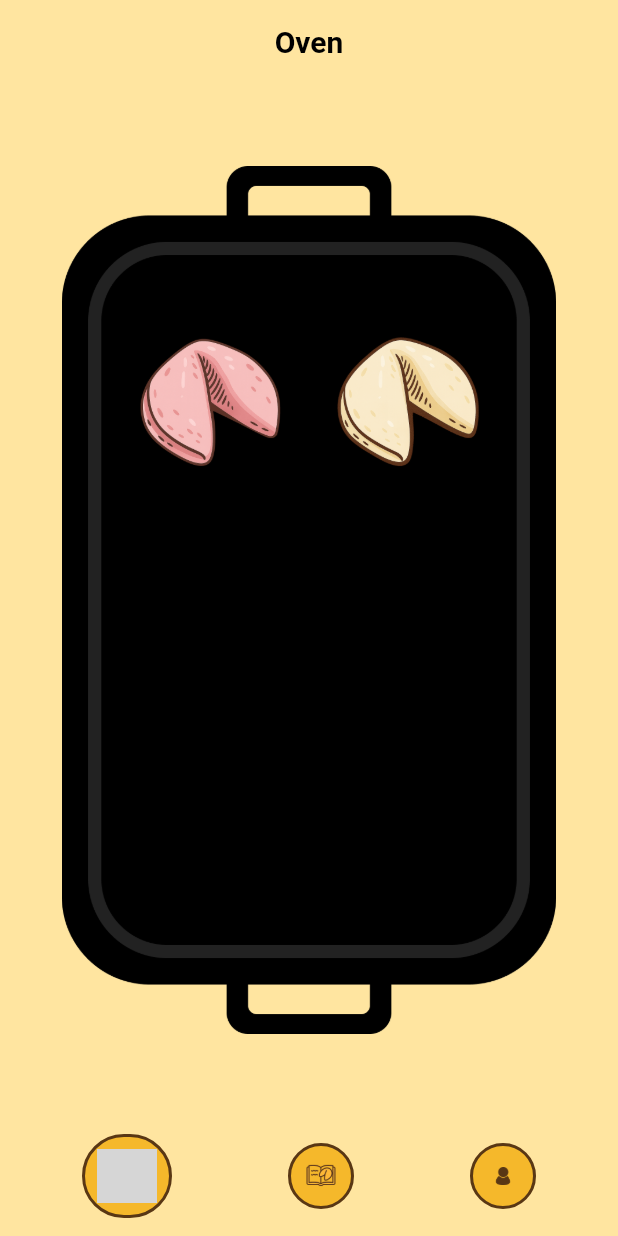
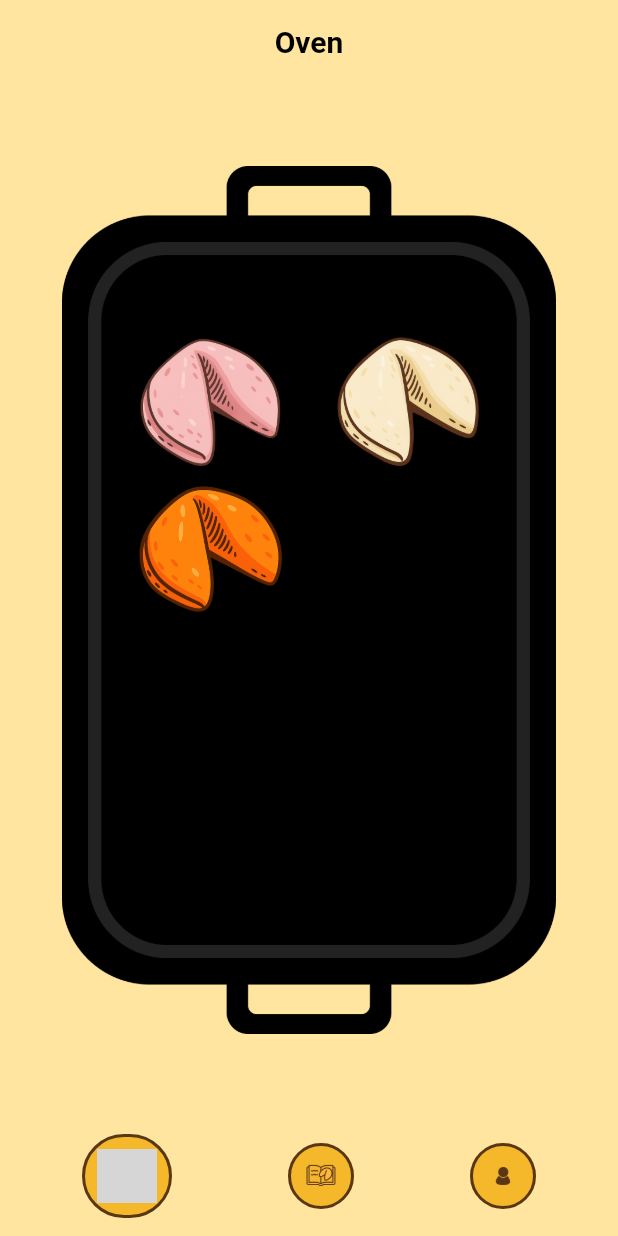
Before and after one commit to corangg/Cookie, a Flutter app: the screen it shows after launch, on a phone screen of 412 x 824 dp. Run offline on Flutter 3.47's test engine with Material 3 defaults, Android fonts, the phone set to English and light mode, and no system bars; our stand-ins replace drift, get_it; missing offline and left inert: dart:ffi; accounts and stored records are empty; generated files the repository leaves out were written again; grey boxes are pictures that could not be loaded.

Commit message:
Add: 리소스 추가

```diff
--- a/lib/screen/oven_screen.dart
+++ b/lib/screen/oven_screen.dart
@@ -53,6 +53,14 @@ class _OvenScreenBodyState extends State<_OvenScreenBody>
       AppAssets.imgCookieComfort5,
       AppAssets.imgCookieComfort6,
     ),
+    CookieImageAssetsData(
+      AppAssets.imgCookiePassion1,
+      AppAssets.imgCookiePassion2,
+      AppAssets.imgCookiePassion3,
+      AppAssets.imgCookiePassion4,
+      AppAssets.imgCookiePassion5,
+      AppAssets.imgCookiePassion6,
+    )
   ];
 
   @override
--- a/lib/widgets/cookie_button_list.dart
+++ b/lib/widgets/cookie_button_list.dart
@@ -83,6 +83,11 @@ class _CookieButtonList extends State<CookieButtonList>{
     return [
       CookieButtonData(top: height * 0.15, left: width * 0.15, isOpened: _isOpenedFor(const CookieType.cheering()),),
       CookieButtonData(top: height * 0.15, left: width * 0.55, isOpened: _isOpenedFor(const CookieType.comfort()),),
+      CookieButtonData(top: height * 0.30, left: width * 0.15, isOpened: _isOpenedFor(const CookieType.passion()),),
+      /*
+      CookieButtonData(top: maxHeight * 0.30, left: maxWidth * 0.55, isOpened: cookieData.isSermonOpened),
+      CookieButtonData(top: maxHeight * 0.45, left: (maxWidth * 0.7) / 2, isOpened: cookieData.isRandomsOpened),*/
+
     ];
   }
 
--- a/packages/core/lib/values/app_assets.dart
+++ b/packages/core/lib/values/app_assets.dart
@@ -19,5 +19,10 @@ class AppAssets {
   static const imgCookieComfort5 = 'assets/img/img_cookie_comfort_5.png';
   static const imgCookieComfort6 = 'assets/img/img_cookie_comfort_6.png';
   static const imgCookiePassion1 = 'assets/img/img_cookie_passion_1.png';
+  static const imgCookiePassion2 = 'assets/img/img_cookie_passion_2.png';
+  static const imgCookiePassion3 = 'assets/img/img_cookie_passion_3.png';
+  static const imgCookiePassion4 = 'assets/img/img_cookie_passion_4.png';
+  static const imgCookiePassion5 = 'assets/img/img_cookie_passion_5.png';
+  static const imgCookiePassion6 = 'assets/img/img_cookie_passion_6.png';
   static const imgCookieSermon1 = 'assets/img/img_cookie_sermon_1.png';
 }
--- a/pubspec.yaml
+++ b/pubspec.yaml
@@ -90,6 +90,11 @@ flutter:
     - assets/img/img_cookie_comfort_5.png
     - assets/img/img_cookie_comfort_6.png
     - assets/img/img_cookie_passion_1.png
+    - assets/img/img_cookie_passion_2.png
+    - assets/img/img_cookie_passion_3.png
+    - assets/img/img_cookie_passion_4.png
+    - assets/img/img_cookie_passion_5.png
+    - assets/img/img_cookie_passion_6.png
     - assets/img/img_cookie_sermon_1.png
   # The following line ensures that the Material Icons font is
   # included with your application, so that you can use the icons in
```
Also changed, not shown: assets/img/img_cookie_passion_2.png (added), assets/img/img_cookie_passion_3.png (added), assets/img/img_cookie_passion_4.png (added), assets/img/img_cookie_passion_5.png (added), assets/img/img_cookie_passion_6.png (added).
